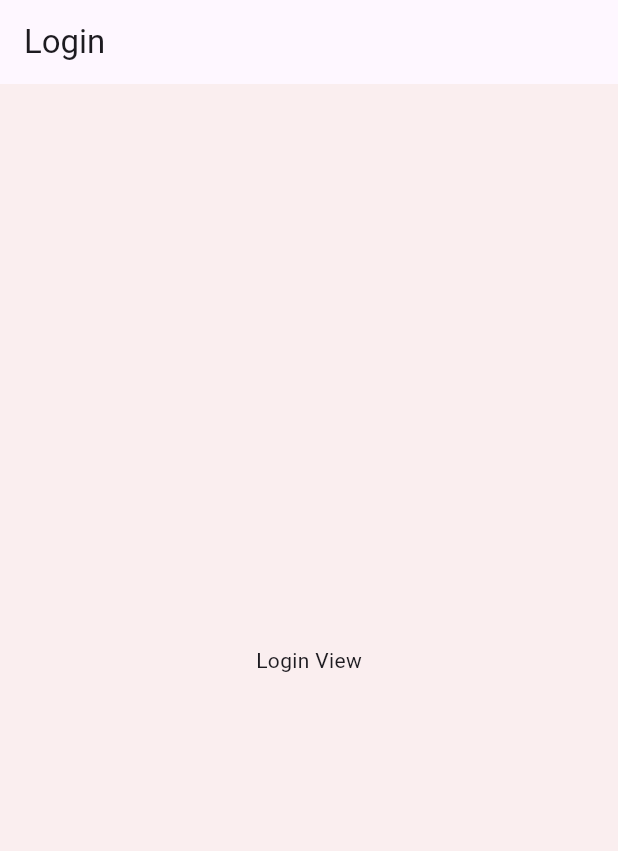
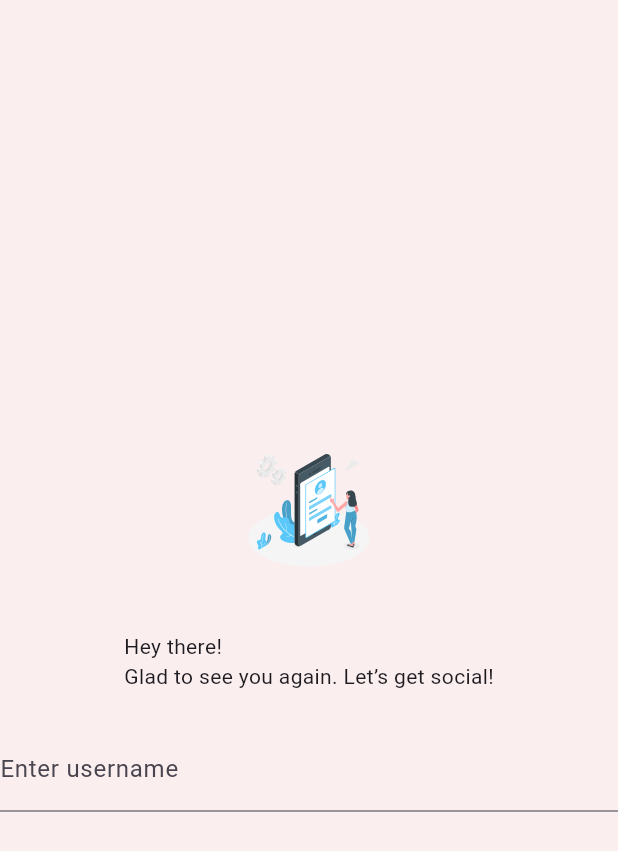
Before and after one commit to TanviDoshi/kevit-practical, a Flutter app: the screen it shows after launch, on a phone screen of 412 x 824 dp. Shown: the top 851 px of the screen. Run offline on Flutter 3.47's test engine with Material 3 defaults, Android fonts, the phone set to English and light mode, and no system bars; our stand-ins replace flutter_screenutil, flutter_svg, get.

Commit message:
Started working on Login Screen UI

```diff
--- a/lib/views/auth/login_view.dart
+++ b/lib/views/auth/login_view.dart
@@ -1,17 +1,42 @@
-import 'package:flutter/cupertino.dart';
 import 'package:flutter/material.dart';
+import 'package:flutter_screenutil/flutter_screenutil.dart';
+import 'package:flutter_svg/flutter_svg.dart';
+import 'package:kevit_insta_feed/views/widgets/text_view_widget.dart';
 
-class LoginView extends StatelessWidget{
+class LoginView extends StatelessWidget {
   const LoginView({super.key});
 
   @override
   Widget build(BuildContext context) {
     return Scaffold(
-      appBar: AppBar(
-        title: const Text("Login"),
-      ),
       body: Center(
-        child: Text("Login View"),
+        child: SingleChildScrollView(
+          child: Column(
+            mainAxisAlignment: MainAxisAlignment.center,
+            children: [
+              SvgPicture.asset(
+                'assets/images/login_vector.svg',
+                width: 100.sp,
+                height: 100.sp,
+              ),
+
+              SizedBox(height: 20.h),
+
+              TextViewWidget(
+                text: 'Hey there! \nGlad to see you again. Let’s get social!',
+              ),
+              SizedBox(height: 20.h),
+              TextField(
+                decoration: InputDecoration(
+                  labelText: 'Enter username',
+                  border: UnderlineInputBorder(
+                    borderSide: BorderSide(color: Colors.grey.shade400),
+                  )
+                ),
+              )
+            ],
+          ),
+        ),
       ),
     );
   }
--- /dev/null
+++ b/lib/views/widgets/text_view_widget.dart
@@ -0,0 +1,26 @@
+import 'package:flutter/material.dart';
+
+class TextViewWidget extends StatelessWidget {
+  final String text;
+  final TextStyle? style;
+  final TextAlign? textAlign;
+  int maxLines = 50;
+
+  TextViewWidget({
+    required this.text,
+    this.style,
+    this.textAlign,
+    this.maxLines = 50,
+  });
+
+  @override
+  Widget build(BuildContext context) {
+    return Text(
+      text,
+      maxLines: maxLines,
+      overflow: TextOverflow.ellipsis,
+      style: style,
+      textAlign: textAlign,
+    );
+  }
+}
```
Also changed, not shown: lib/views/widgets/font_styles.dart (added, +29 -0 lines), pubspec.yaml (+13 -0 lines), assets/fonts/Poppins_regular.ttf (added), assets/fonts/poppins_medium.ttf (added), assets/fonts/poppins_semibold.ttf (added), assets/images/login_vector.svg (added), pubspec.lock.
